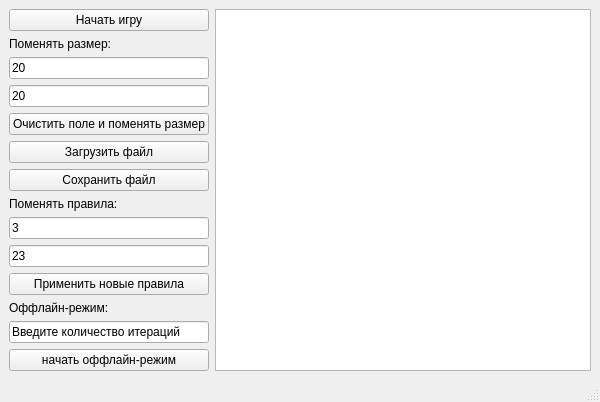
First picture: the form in lab2/mainwindow.ui, repository alina965/oop, before the edit.
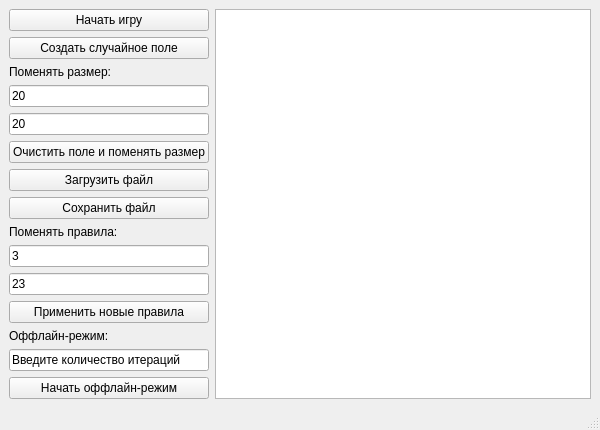
Second picture: the form after the edit.

What changed in the file:
```diff
--- a/lab2/mainwindow.ui
+++ b/lab2/mainwindow.ui
@@ -26,6 +26,13 @@
           </property>
          </widget>
         </item>
+        <item>
+         <widget class="QPushButton" name="random_button">
+          <property name="text">
+           <string>Создать случайное поле</string>
+          </property>
+         </widget>
+        </item>
         <item>
          <widget class="QLabel" name="label">
           <property name="text">
@@ -113,7 +120,7 @@
         <item>
          <widget class="QPushButton" name="offline_mode_button">
           <property name="text">
-           <string>начать оффлайн-режим</string>
+           <string>Начать оффлайн-режим</string>
           </property>
          </widget>
         </item>
```
